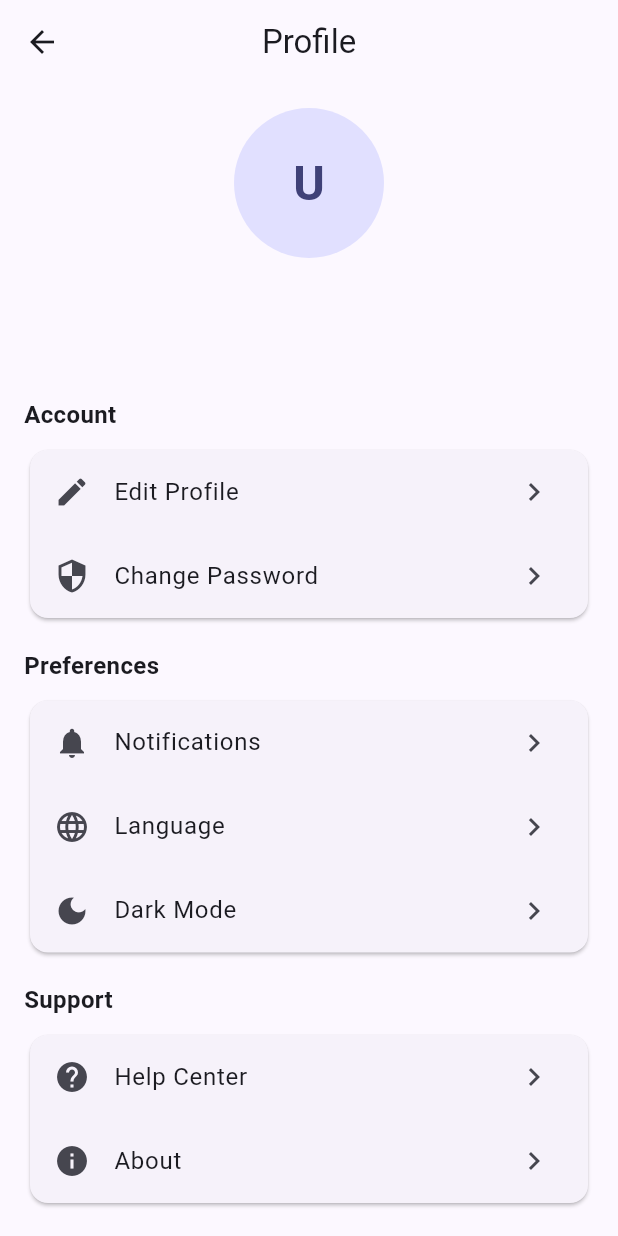
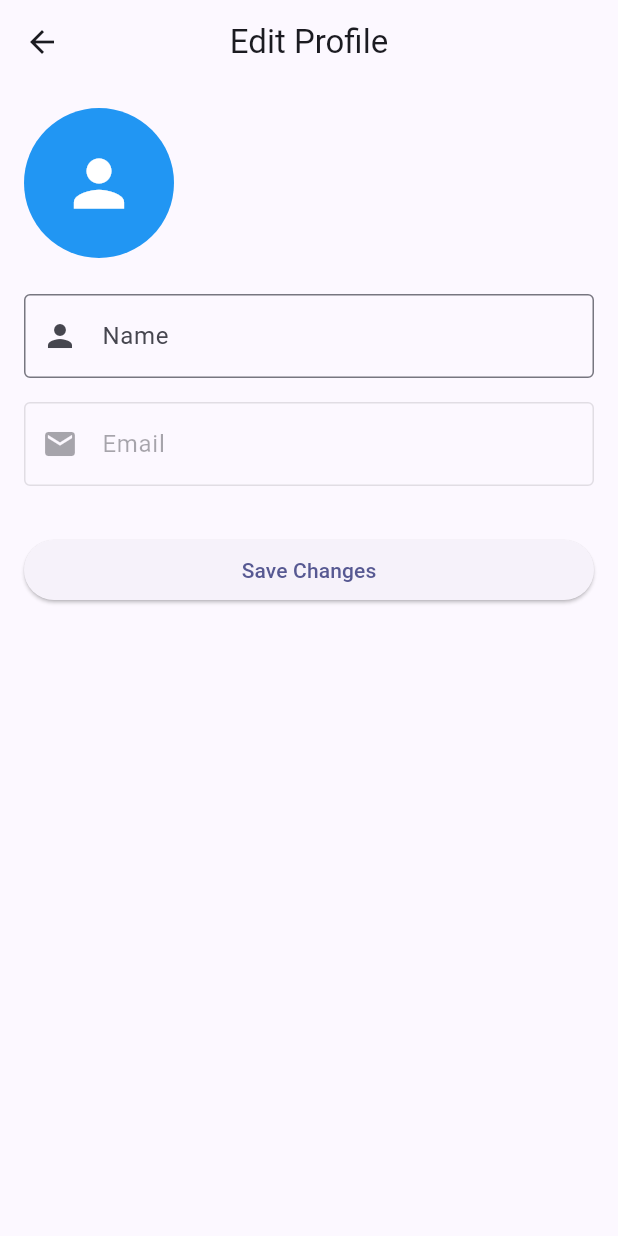
Before and after one commit to ValouteGG/LooopMind, a Flutter app: the ProfileScreen screen opened by its route, after a tap on "Edit Profile", on a phone screen of 412 x 824 dp. Run offline on Flutter 3.47's test engine with Material 3 defaults, Android fonts, the phone set to English and light mode, and no system bars; our stand-ins replace shared_preferences, supabase_flutter; accounts and stored records are empty; Roboto replaces fonts that are missing (Poppins).

Commit message:
MAJOR FIXES and CHANGES!!
Added chatbox for future AI chatbot integration, also added fuinctionalities for settings such as edit name dark mode and enabling notifications. Have not connected the database yet

```diff
--- a/lib/routes/app_routes.dart
+++ b/lib/routes/app_routes.dart
@@ -6,6 +6,9 @@ import '../views/screens/tasks/create_task_screen.dart';
 import '../views/screens/tasks/task_detail_screen.dart';
 import '../views/screens/analytics/analytics_screen.dart';
 import '../views/screens/profile/profile_screen.dart';
+import '../views/screens/profile/edit_profile_screen.dart';
+import '../views/screens/profile/about_screen.dart';
+import '../views/screens/chat/chat_screen.dart';
 
 class AppRoutes {
   static const String login = '/login';
@@ -15,6 +18,9 @@ class AppRoutes {
   static const String taskDetail = '/task-detail';
   static const String analytics = '/analytics';
   static const String profile = '/profile';
+  static const String chat = '/chat';
+  static const String editProfile = '/edit-profile';
+  static const String about = '/about';
 
   static Route<dynamic> generateRoute(RouteSettings settings) {
     switch (settings.name) {
@@ -37,6 +43,12 @@ class AppRoutes {
         return MaterialPageRoute(builder: (_) => const AnalyticsScreen());
       case profile:
         return MaterialPageRoute(builder: (_) => const ProfileScreen());
+      case chat:
+        return MaterialPageRoute(builder: (_) => const ChatScreen());
+      case editProfile:
+        return MaterialPageRoute(builder: (_) => const EditProfileScreen());
+      case about:
+        return MaterialPageRoute(builder: (_) => const AboutScreen());
       default:
         return MaterialPageRoute(
           builder: (_) => Scaffold(
--- /dev/null
+++ b/lib/view_models/settings_viewmodel.dart
@@ -0,0 +1,51 @@
+import 'package:flutter/material.dart';
+import 'package:shared_preferences/shared_preferences.dart';
+
+class SettingsViewModel extends ChangeNotifier {
+  static const String _notificationsKey = 'notifications';
+  static const String _darkModeKey = 'dark_mode';
+  static const String _languageKey = 'language';
+
+  bool _notifications = true;
+  bool _darkMode = false;
+  String _language = 'en';
+
+  bool get notifications => _notifications;
+  bool get darkMode => _darkMode;
+  String get language => _language;
+  List<String> get supportedLanguages =>
+      ['en', 'es', 'fr']; // English, Spanish, French
+
+  SettingsViewModel() {
+    _loadSettings();
+  }
+
+  Future<void> _loadSettings() async {
+    final prefs = await SharedPreferences.getInstance();
+    _notifications = prefs.getBool(_notificationsKey) ?? true;
+    _darkMode = prefs.getBool(_darkModeKey) ?? false;
+    _language = prefs.getString(_languageKey) ?? 'en';
+    notifyListeners();
+  }
+
+  Future<void> toggleNotifications() async {
+    final prefs = await SharedPreferences.getInstance();
+    _notifications = !_notifications;
+    await prefs.setBool(_notificationsKey, _notifications);
+    notifyListeners();
+  }
+
+  Future<void> toggleDarkMode() async {
+    final prefs = await SharedPreferences.getInstance();
+    _darkMode = !_darkMode;
+    await prefs.setBool(_darkModeKey, _darkMode);
+    notifyListeners();
+  }
+
+  Future<void> setLanguage(String lang) async {
+    final prefs = await SharedPreferences.getInstance();
+    _language = lang;
+    await prefs.setString(_languageKey, _language);
+    notifyListeners();
+  }
+}
--- a/lib/views/screens/home/home_screen.dart
+++ b/lib/views/screens/home/home_screen.dart
@@ -37,6 +37,12 @@ class _HomeScreenState extends State<HomeScreen>
           IconButton(
             icon: const Icon(Icons.notifications),
             onPressed: () {},
+          ),
+          IconButton(
+            icon: const Icon(Icons.chat_bubble_outline),
+            onPressed: () {
+              Navigator.of(context).pushNamed('/chat');
+            },
           ),
           IconButton(
             icon: const Icon(Icons.account_circle),
--- /dev/null
+++ b/lib/views/screens/profile/edit_profile_screen.dart
@@ -0,0 +1,110 @@
+import 'package:flutter/material.dart';
+import 'package:provider/provider.dart';
+import '../../../view_models/auth_viewmodel.dart';
+import '../../widgets/custom_textfield.dart'; // Reuse if exists, else TextField
+
+class EditProfileScreen extends StatefulWidget {
+  const EditProfileScreen({Key? key}) : super(key: key);
+
+  @override
+  State<EditProfileScreen> createState() => _EditProfileScreenState();
+}
+
+class _EditProfileScreenState extends State<EditProfileScreen> {
+  final _formKey = GlobalKey<FormState>();
+  late TextEditingController _nameController;
+
+  @override
+  void initState() {
+    super.initState();
+    final authVM = context.read<AuthViewModel>();
+    _nameController = TextEditingController(text: authVM.user?.name ?? '');
+  }
+
+  Future<void> _saveProfile() async {
+    if (_formKey.currentState!.validate()) {
+      final success =
+          await context.read<AuthViewModel>().updateUser(_nameController.text);
+      if (success) {
+        if (context.mounted) {
+          ScaffoldMessenger.of(context).showSnackBar(
+            const SnackBar(content: Text('Profile updated successfully')),
+          );
+          Navigator.pop(context);
+        }
+      } else {
+        if (context.mounted) {
+          ScaffoldMessenger.of(context).showSnackBar(
+            const SnackBar(content: Text('Failed to update profile')),
+          );
+        }
+      }
+    }
+  }
+
+  @override
+  Widget build(BuildContext context) {
+    return Scaffold(
+      appBar: AppBar(
+        title: const Text('Edit Profile'),
+      ),
+      body: Padding(
+        padding: const EdgeInsets.all(16),
+        child: Form(
+          key: _formKey,
+          child: Column(
+            crossAxisAlignment: CrossAxisAlignment.start,
+            children: [
+              const CircleAvatar(
+                radius: 50,
+                backgroundColor: Colors.blue,
+                child: Icon(Icons.person, size: 50, color: Colors.white),
+              ),
+              const SizedBox(height: 24),
+              TextFormField(
+                controller: _nameController,
+                decoration: const InputDecoration(
+                  labelText: 'Name',
+                  border: OutlineInputBorder(),
+                  prefixIcon: Icon(Icons.person),
+                ),
+                validator: (value) {
+                  if (value == null || value.trim().isEmpty) {
+                    return 'Please enter your name';
+                  }
+                  return null;
+                },
+              ),
+              const SizedBox(height: 16),
+              Consumer<AuthViewModel>(
+                builder: (context, authVM, _) => TextFormField(
+                  initialValue: authVM.user?.email ?? '',
+                  decoration: const InputDecoration(
+                    labelText: 'Email',
+                    border: OutlineInputBorder(),
+                    prefixIcon: Icon(Icons.email),
+                  ),
+                  enabled: false,
+                ),
+              ),
+              const SizedBox(height: 32),
+              SizedBox(
+                width: double.infinity,
+                child: ElevatedButton(
+                  onPressed: _saveProfile,
+                  child: const Text('Save Changes'),
+                ),
+              ),
+            ],
+          ),
+        ),
+      ),
+    );
+  }
+
+  @override
+  void dispose() {
+    _nameController.dispose();
+    super.dispose();
+  }
+}
--- a/lib/views/screens/profile/profile_screen.dart
+++ b/lib/views/screens/profile/profile_screen.dart
@@ -1,6 +1,10 @@
 import 'package:flutter/material.dart';
 import 'package:provider/provider.dart';
 import '../../../view_models/auth_viewmodel.dart';
+import '../../../view_models/settings_viewmodel.dart';
+import '../../../view_models/theme_viewmodel.dart';
+import 'edit_profile_screen.dart';
+import 'about_screen.dart';
 
 class ProfileScreen extends StatelessWidget {
   const ProfileScreen({Key? key}) : super(key: key);
@@ -48,37 +52,37 @@ class ProfileScreen extends StatelessWidget {
                   title: 'Account',
                   items: [
                     _SettingsItem(
-                        icon: Icons.edit, label: 'Edit Profile', onTap: () {}),
+                      icon: Icons.edit,
+                      label: 'Edit Profile',
+                      onTap: () =>
+                          Navigator.of(context).pushNamed('/edit-profile'),
+                    ),
                     _SettingsItem(
-                        icon: Icons.security,
-                        label: 'Change Password',
-                        onTap: () {}),
+                      icon: Icons.security,
+                      label: 'Change Password',
+                      onTap: () => _showChangePasswordDialog(context),
+                    ),
                   ],
                 ),
                 const SizedBox(height: 16),
-                _buildSettingsSection(
-                  title: 'Preferences',
-                  items: [
-                    _SettingsItem(
-                        icon: Icons.notifications,
-                        label: 'Notifications',
-                        onTap: () {}),
-                    _SettingsItem(
-                        icon: Icons.language, label: 'Language', onTap: () {}),
-                    _SettingsItem(
-                        icon: Icons.dark_mode,
-                        label: 'Dark Mode',
-                        onTap: () {}),
-                  ],
+                Consumer<SettingsViewModel>(
+                  builder: (context, settings, _) =>
+                      _buildPreferencesSection(context, settings),
                 ),
                 const SizedBox(height: 16),
                 _buildSettingsSection(
                   title: 'Support',
                   items: [
                     _SettingsItem(
-                        icon: Icons.help, label: 'Help Center', onTap: () {}),
+                      icon: Icons.help,
+                      label: 'Help Center',
+                      onTap: () => _showHelpDialog(context),
+                    ),
                     _SettingsItem(
-                        icon: Icons.info, label: 'About', onTap: () {}),
+                      icon: Icons.info,
+                      label: 'About',
+                      onTap: () => Navigator.of(context).pushNamed('/about'),
+                    ),
                   ],
                 ),
                 const SizedBox(height: 24),
@@ -123,6 +127,102 @@ class ProfileScreen extends StatelessWidget {
   }
 }
 
+Widget _buildPreferencesSection(
+    BuildContext context, SettingsViewModel settings) {
+  return Column(
+    crossAxisAlignment: CrossAxisAlignment.start,
+    children: [
+      const Text(
+        'Preferences',
+        style: TextStyle(fontSize: 16, fontWeight: FontWeight.bold),
+      ),
+      const SizedBox(height: 8),
+      Card(
+        child: Column(
+          children: [
+            SwitchListTile(
+              title: const Text('Notifications'),
+              value: settings.notifications,
+              onChanged: (value) => settings.toggleNotifications(),
+              secondary: const Icon(Icons.notifications),
+            ),
+            Consumer<ThemeViewModel>(
+              builder: (context, themeVM, _) => SwitchListTile(
+                title: const Text('Dark Mode'),
+                value: themeVM.currentMode == ThemeMode.dark,
+                onChanged: (value) {
+                  final newMode = value ? ThemeMode.dark : ThemeMode.light;
+                  themeVM.setMode(newMode);
+                  settings.toggleDarkMode();
+                },
+                secondary: const Icon(Icons.dark_mode),
+              ),
+            ),
+            ListTile(
+              title: const Text('Language'),
+              subtitle: Text(settings.language.toUpperCase()),
+              leading: const Icon(Icons.language),
+              trailing: DropdownButton<String>(
+                value: settings.language,
+                underline: const SizedBox(),
+                items: settings.supportedLanguages
+                    .map((lang) => DropdownMenuItem(
+                          value: lang,
+                          child: Text(_getLanguageName(lang)),
+                        ))
+                    .toList(),
+                onChanged: (value) =>
+                    value != null ? settings.setLanguage(value) : null,
+              ),
+            ),
+          ],
+        ),
+      ),
+    ],
+  );
+}
+
+String _getLanguageName(String lang) {
+  final names = {
+    'en': 'English',
+    'es': 'Español',
+    'fr': 'Français',
+  };
+  return names[lang] ?? lang.toUpperCase();
+}
+
+void _showChangePasswordDialog(BuildContext context) {
+  showDialog(
+    context: context,
+    builder: (context) => AlertDialog(
+      title: const Text('Change Password'),
+      content: const Text('Password change feature coming soon.'),
+      actions: [
+        TextButton(
+          onPressed: () => Navigator.pop(context),
+          child: const Text('OK'),
+        ),
+      ],
+    ),
+  );
+}
+
+void _showHelpDialog(BuildContext context) {
+  showDialog(
+    context: context,
+    builder: (context) => AlertDialog(
+      title: const Text('Help Center'),
+      content: const Text('Help and support coming soon.'),
+      actions: [
+        TextButton(
+          onPressed: () => Navigator.pop(context),
+          child: const Text('OK'),
+        ),
+      ],
+    ),
+  );
+}
+
 class _SettingsItem extends StatelessWidget {
   final IconData icon;
   final String label;
--- a/pubspec.yaml
+++ b/pubspec.yaml
@@ -37,6 +37,7 @@ dependencies:
   # The following adds the Cupertino Icons font to your application.
   # Use with the CupertinoIcons class for iOS style icons.
   cupertino_icons: ^1.0.2
+  shared_preferences: ^2.3.2
 
 dev_dependencies:
   flutter_test:
```
Also changed, not shown: lib/main.dart (+29 -6 lines), lib/view_models/auth_viewmodel.dart (+17 -1 lines), lib/view_models/theme_viewmodel.dart (added, +27 -0 lines), lib/views/screens/chat/chat_screen.dart (added, +143 -0 lines), lib/views/screens/profile/about_screen.dart (added, +55 -0 lines), pubspec.lock, 1 other file.
